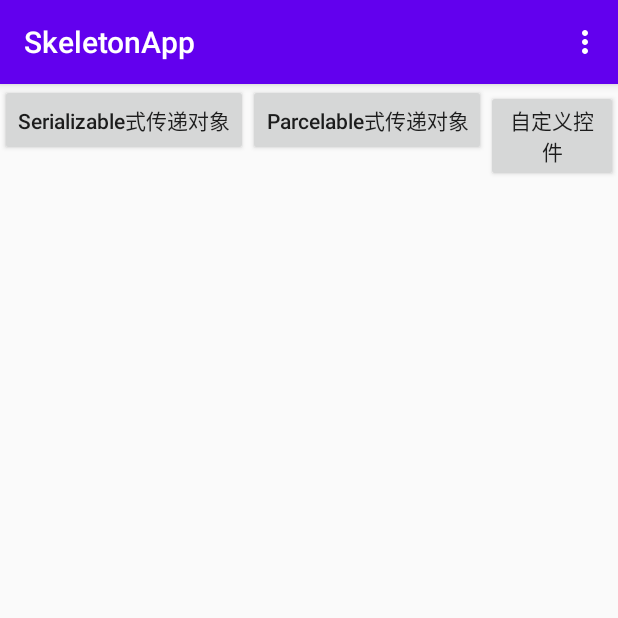
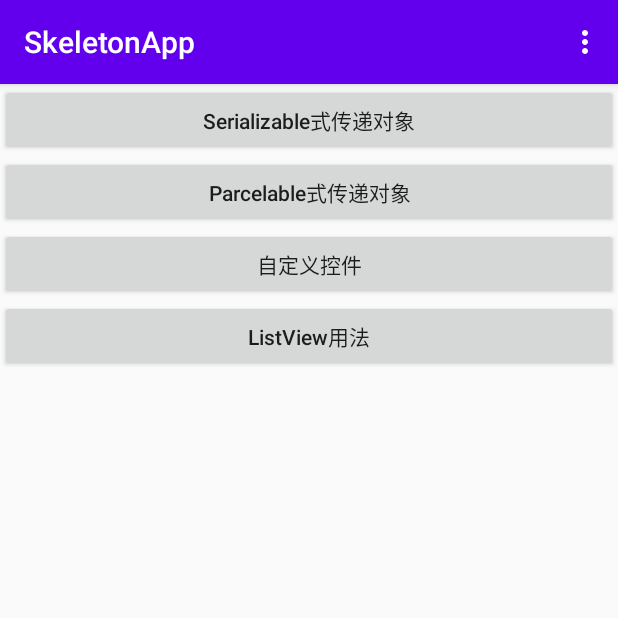
Before and after one commit to liudebin2010/SkeletonApp4Android, an Android app: the screen it shows after launch (MainActivity), on a phone screen of 412 x 824 dp, the top half of it. Run offline under Robolectric (Android 15) with nearby library versions, the phone set to English and light mode, and no system bars.

Commit message:
添加listview的使用技巧

```diff
--- a/app/src/main/AndroidManifest.xml
+++ b/app/src/main/AndroidManifest.xml
@@ -25,6 +25,7 @@
         </activity>
         <activity android:name=".activities.SerializableActivity4Result" />
         <activity android:name=".activities.ParcelableActivity4Result" />
+        <activity android:name=".activities.ListViewActivity" />
     </application>
 
 </manifest>
--- a/app/src/main/java/com/v51das/android/skeletonapp/activities/MainActivity.java
+++ b/app/src/main/java/com/v51das/android/skeletonapp/activities/MainActivity.java
@@ -39,6 +39,9 @@ public class MainActivity extends BaseActivity implements View.OnClickListener {
 
         Button customControl4Title = findViewById(R.id.customControl4Title);
         customControl4Title.setOnClickListener(this);
+
+        Button listview = findViewById(R.id.list_view);
+        listview.setOnClickListener(this);
     }
 
     //**********************************************start-菜单********************************//
@@ -96,6 +99,9 @@ public class MainActivity extends BaseActivity implements View.OnClickListener {
             case R.id.customControl4Title:
                 Intent cusIntent = new Intent(MainActivity.this, CustomControl4Title.class);
                 startActivity(cusIntent);
+            case R.id.list_view:
+                Intent lvIntent = new Intent(MainActivity.this, ListViewActivity.class);
+                startActivity(lvIntent);
         }
     }
 
--- a/app/src/main/res/layout/activity_main.xml
+++ b/app/src/main/res/layout/activity_main.xml
@@ -1,6 +1,6 @@
 <?xml version="1.0" encoding="utf-8"?>
 <LinearLayout xmlns:android="http://schemas.android.com/apk/res/android"
-    android:orientation="horizontal"
+    android:orientation="vertical"
     android:layout_width="match_parent"
     android:layout_height="match_parent">
 
@@ -8,21 +8,29 @@
         android:id="@+id/serializableActivity4Result"
         android:text="@string/SerializableActivity4Result"
         android:textAllCaps="false"
-        android:layout_width="wrap_content"
+        android:layout_width="match_parent"
         android:layout_height="wrap_content" />
 
     <Button
         android:id="@+id/parcelableActivity4Result"
         android:text="@string/ParcelableActivity4Result"
         android:textAllCaps="false"
-        android:layout_width="wrap_content"
+        android:layout_width="match_parent"
         android:layout_height="wrap_content" />
 
     <Button
         android:id="@+id/customControl4Title"
         android:text="@string/CustomControl4Title"
         android:textAllCaps="false"
-        android:layout_width="wrap_content"
+        android:layout_width="match_parent"
         android:layout_height="wrap_content" />
 
+    <Button
+        android:id="@+id/list_view"
+        android:layout_width="match_parent"
+        android:layout_height="wrap_content"
+        android:text="@string/listview"
+        android:textAllCaps="false" />
+
+
 </LinearLayout>
--- a/app/src/main/res/values/strings.xml
+++ b/app/src/main/res/values/strings.xml
@@ -13,4 +13,5 @@
     <string name="hello_first_fragment">Hello first fragment</string>
     <string name="hello_second_fragment">Hello second fragment. Arg: %1$s</string>
     <string name="title_text">Title Text</string>
+    <string name="listview">ListView用法</string>
 </resources>
```
Also changed, not shown: app/src/main/java/com/v51das/android/skeletonapp/activities/CustomControl4Title.java (+3 -4 lines), app/src/main/java/com/v51das/android/skeletonapp/activities/ListViewActivity.java (added, +65 -0 lines), app/src/main/java/com/v51das/android/skeletonapp/adapter/FruitAdapter.java (added, +53 -0 lines), app/src/main/java/com/v51das/android/skeletonapp/model/Fruit.java (added, +28 -0 lines), app/src/main/res/layout/fruit_item.xml (added, +18 -0 lines), app/src/main/res/layout/listview.xml (added, +11 -0 lines), app/src/main/res/layout/custom_control4title.xml (renamed from app/src/main/res/layout/activity_custom_control4title.xml).
